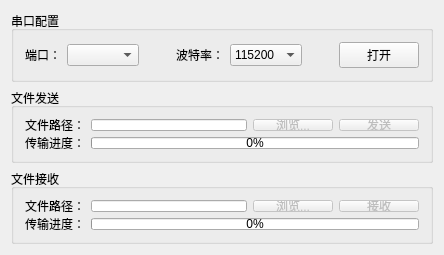
Old version of the form widget.ui in the repository ylongwang2782/wht-update-tool.
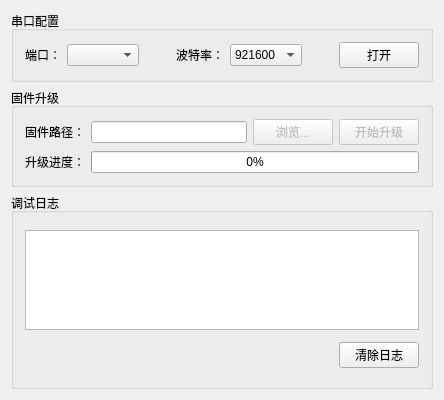
New version of the form.

Commit message: feat: 大量修改，现在已经支持固件传输了

```diff
--- a/widget.ui
+++ b/widget.ui
@@ -7,19 +7,19 @@
     <x>0</x>
     <y>0</y>
     <width>444</width>
-    <height>255</height>
+    <height>400</height>
    </rect>
   </property>
   <property name="minimumSize">
    <size>
     <width>444</width>
-    <height>255</height>
+    <height>400</height>
    </size>
   </property>
   <property name="maximumSize">
    <size>
     <width>444</width>
-    <height>255</height>
+    <height>400</height>
    </size>
   </property>
   <property name="windowTitle">
@@ -69,7 +69,7 @@
       <item>
        <widget class="QComboBox" name="comBaudRate">
         <property name="currentText">
-         <string>115200</string>
+         <string>921600</string>
         </property>
         <property name="currentIndex">
          <number>3</number>
@@ -94,7 +94,7 @@
         </item>
         <item>
          <property name="text">
-          <string>115200</string>
+          <string>921600</string>
          </property>
         </item>
         <item>
@@ -160,7 +160,7 @@
    <item>
     <widget class="QGroupBox" name="groupBox_2">
      <property name="title">
-      <string>文件发送</string>
+      <string>固件升级</string>
      </property>
      <layout class="QVBoxLayout" name="verticalLayout">
       <item>
@@ -168,7 +168,7 @@
         <item>
          <widget class="QLabel" name="label_3">
           <property name="text">
-           <string>文件路径：</string>
+           <string>固件路径：</string>
           </property>
          </widget>
         </item>
@@ -195,7 +195,7 @@
            <bool>false</bool>
           </property>
           <property name="text">
-           <string>发送</string>
+           <string>开始升级</string>
           </property>
          </widget>
         </item>
@@ -206,7 +206,7 @@
         <item>
          <widget class="QLabel" name="label_5">
           <property name="text">
-           <string>传输进度：</string>
+           <string>升级进度：</string>
           </property>
          </widget>
         </item>
@@ -225,60 +225,41 @@
    <item>
     <widget class="QGroupBox" name="groupBox_3">
      <property name="title">
-      <string>文件接收</string>
+      <string>调试日志</string>
      </property>
      <layout class="QVBoxLayout" name="verticalLayout_2">
       <item>
-       <layout class="QHBoxLayout" name="horizontalLayout_4">
-        <item>
-         <widget class="QLabel" name="label_4">
-          <property name="text">
-           <string>文件路径：</string>
-          </property>
-         </widget>
-        </item>
-        <item>
-         <widget class="QLineEdit" name="receivePath">
-          <property name="readOnly">
-           <bool>true</bool>
-          </property>
-         </widget>
-        </item>
-        <item>
-         <widget class="QPushButton" name="receiveBrowse">
-          <property name="enabled">
-           <bool>false</bool>
-          </property>
-          <property name="text">
-           <string>浏览...</string>
-          </property>
-         </widget>
-        </item>
-        <item>
-         <widget class="QPushButton" name="receiveButton">
-          <property name="enabled">
-           <bool>false</bool>
-          </property>
-          <property name="text">
-           <string>接收</string>
-          </property>
-         </widget>
-        </item>
-       </layout>
+       <widget class="QTextEdit" name="debugLog">
+        <property name="maximumSize">
+         <size>
+          <width>16777215</width>
+          <height>100</height>
+         </size>
+        </property>
+        <property name="readOnly">
+         <bool>true</bool>
+        </property>
+       </widget>
       </item>
       <item>
        <layout class="QHBoxLayout" name="horizontalLayout_5">
         <item>
-         <widget class="QLabel" name="label_6">
-          <property name="text">
-           <string>传输进度：</string>
+         <spacer name="horizontalSpacer_3">
+          <property name="orientation">
+           <enum>Qt::Horizontal</enum>
           </property>
-         </widget>
+          <property name="sizeHint" stdset="0">
+           <size>
+            <width>40</width>
+            <height>20</height>
+           </size>
+          </property>
+         </spacer>
         </item>
         <item>
-         <widget class="QProgressBar" name="receiveProgress">
-          <property name="value">
-           <number>0</number>
+         <widget class="QPushButton" name="clearLogButton">
+          <property name="text">
+           <string>清除日志</string>
           </property>
          </widget>
         </item>
```
Left out of the diff: 9 changed lines with no effect on the pictures. The commit also changes 5 other files.
